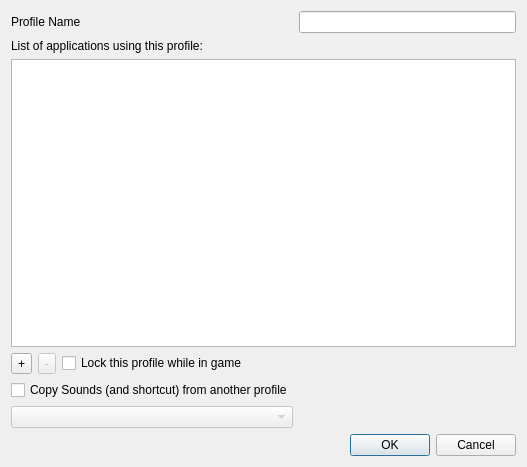
This is ProfileEdit.ui in devolution2409/Lidl-Soundboard as Qt 5 draws it before an edit. The edited form follows.
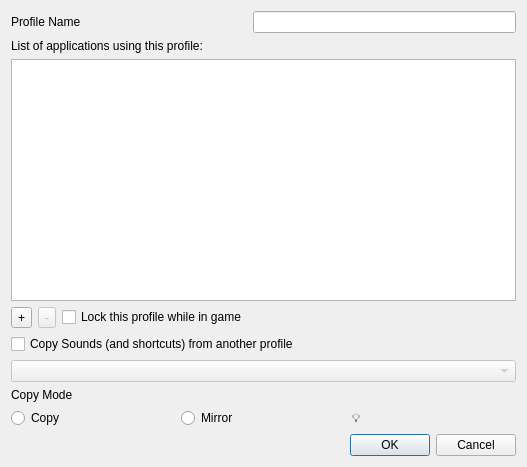
This is the edited form.

Diff of the .ui file:
```diff
--- a/ProfileEdit.ui
+++ b/ProfileEdit.ui
@@ -26,23 +26,28 @@
    <string>Dialog</string>
   </property>
   <layout class="QGridLayout" name="gridLayout">
-   <item row="5" column="0">
-    <layout class="QVBoxLayout" name="verticalLayout">
-     <item>
-      <widget class="QCheckBox" name="checkBoxCopySounds">
-       <property name="text">
-        <string>Copy Sounds (and shortcut) from another profile</string>
-       </property>
-      </widget>
-     </item>
-     <item>
-      <widget class="QComboBox" name="comboBoxProfiles">
-       <property name="enabled">
-        <bool>false</bool>
-       </property>
-      </widget>
-     </item>
-    </layout>
+   <item row="2" column="0">
+    <widget class="QLabel" name="label_2">
+     <property name="text">
+      <string>List of applications using this profile:</string>
+     </property>
+    </widget>
+   </item>
+   <item row="6" column="1">
+    <widget class="QDialogButtonBox" name="buttonBox">
+     <property name="enabled">
+      <bool>true</bool>
+     </property>
+     <property name="orientation">
+      <enum>Qt::Horizontal</enum>
+     </property>
+     <property name="standardButtons">
+      <set>QDialogButtonBox::Cancel|QDialogButtonBox::Ok</set>
+     </property>
+     <property name="centerButtons">
+      <bool>false</bool>
+     </property>
+    </widget>
    </item>
    <item row="4" column="0">
     <layout class="QHBoxLayout" name="horizontalLayout">
@@ -75,21 +80,8 @@
      </item>
     </layout>
    </item>
-   <item row="7" column="1">
-    <widget class="QDialogButtonBox" name="buttonBox">
-     <property name="enabled">
-      <bool>true</bool>
-     </property>
-     <property name="orientation">
-      <enum>Qt::Horizontal</enum>
-     </property>
-     <property name="standardButtons">
-      <set>QDialogButtonBox::Cancel|QDialogButtonBox::Ok</set>
-     </property>
-     <property name="centerButtons">
-      <bool>false</bool>
-     </property>
-    </widget>
+   <item row="3" column="0" colspan="2">
+    <widget class="QListWidget" name="listWidget"/>
    </item>
    <item row="1" column="1">
     <widget class="QLineEdit" name="nameEdit"/>
@@ -101,13 +93,6 @@
      </property>
     </widget>
    </item>
-   <item row="2" column="0">
-    <widget class="QLabel" name="label_2">
-     <property name="text">
-      <string>List of applications using this profile:</string>
-     </property>
-    </widget>
-   </item>
    <item row="4" column="1">
     <spacer name="horizontalSpacer">
      <property name="orientation">
@@ -121,8 +106,55 @@
      </property>
     </spacer>
    </item>
-   <item row="3" column="0" colspan="2">
-    <widget class="QListWidget" name="listWidget"/>
+   <item row="5" column="0" colspan="2">
+    <layout class="QVBoxLayout" name="verticalLayout">
+     <item>
+      <widget class="QCheckBox" name="checkBoxCopySounds">
+       <property name="text">
+        <string>Copy Sounds (and shortcuts) from another profile</string>
+       </property>
+      </widget>
+     </item>
+     <item>
+      <widget class="QComboBox" name="comboBoxProfiles">
+       <property name="enabled">
+        <bool>false</bool>
+       </property>
+      </widget>
+     </item>
+     <item>
+      <widget class="QLabel" name="label_3">
+       <property name="text">
+        <string>Copy Mode</string>
+       </property>
+      </widget>
+     </item>
+     <item>
+      <layout class="QHBoxLayout" name="horizontalLayout_2">
+       <item>
+        <widget class="QRadioButton" name="radioButton_2">
+         <property name="text">
+          <string>Copy</string>
+         </property>
+        </widget>
+       </item>
+       <item>
+        <widget class="QRadioButton" name="radioButton">
+         <property name="text">
+          <string>Mirror</string>
+         </property>
+        </widget>
+       </item>
+       <item>
+        <widget class="QLabel" name="label_4">
+         <property name="text">
+          <string>💡 </string>
+         </property>
+        </widget>
+       </item>
+      </layout>
+     </item>
+    </layout>
    </item>
   </layout>
  </widget>
```
